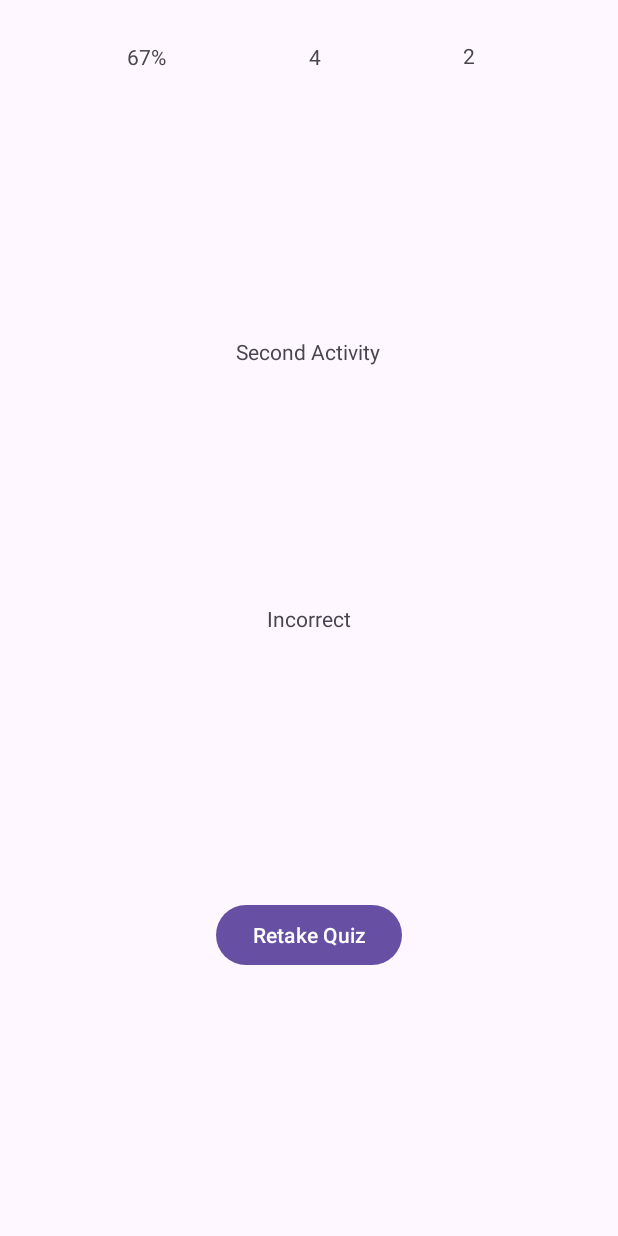
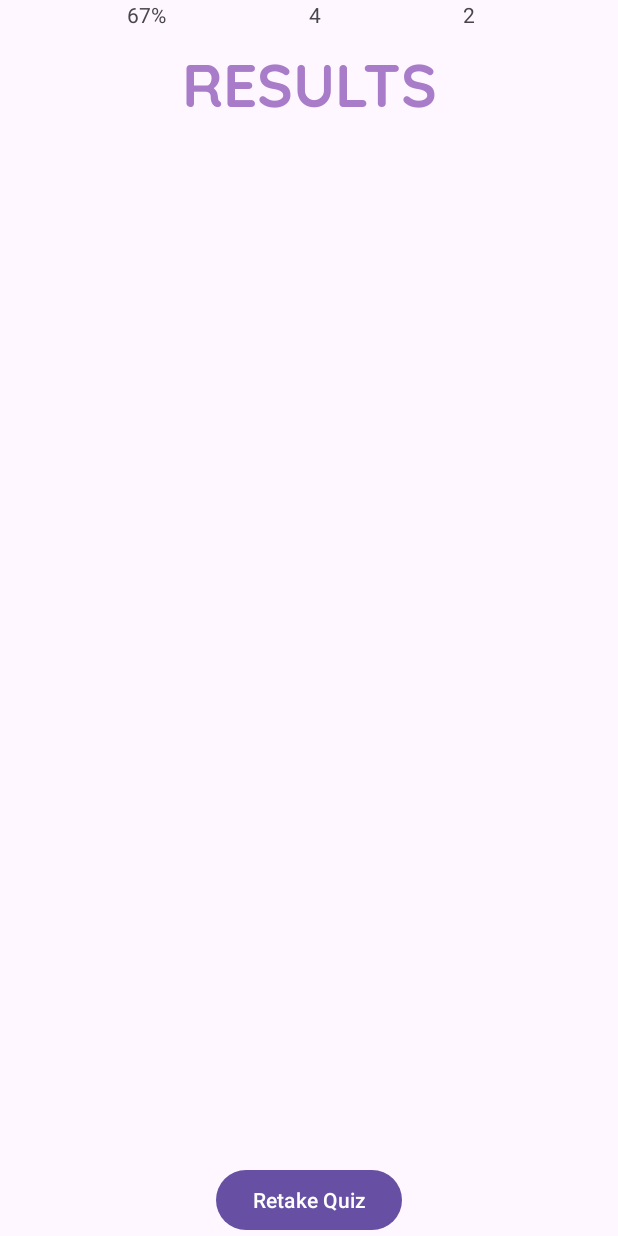
Before and after one commit to florscolari/TECH4300A2, an Android app: the SecondActivity screen opened directly, with no data from a screen before it, on a phone screen of 412 x 824 dp. Run offline under Robolectric (Android 15) with nearby library versions, the phone set to English and light mode, and no system bars; 2 statements that could not run were skipped.

Commit message:
Results title added

```diff
--- a/app/src/main/res/layout/activity_second.xml
+++ b/app/src/main/res/layout/activity_second.xml
@@ -7,29 +7,19 @@
     android:layout_height="match_parent"
     tools:context=".SecondActivity">
 
+    <!-- Overall Result Section -->
     <TextView
-        android:id="@+id/result"
-        android:layout_width="wrap_content"
+        android:id="@+id/resultTitle"
+        style="@style/title"
+        android:layout_marginTop="24dp"
+        android:layout_width="match_parent"
         android:layout_height="wrap_content"
-        android:text="Result"
-        app:layout_constraintBottom_toBottomOf="parent"
+        app:layout_constraintStart_toStartOf="parent"
         app:layout_constraintEnd_toEndOf="parent"
-        app:layout_constraintStart_toStartOf="parent"
         app:layout_constraintTop_toTopOf="parent"
-        tools:ignore="MissingConstraints" />
+        android:text="@string/resultTitle" />
 
-    <TextView
-        android:id="@+id/textView3"
-        android:layout_width="wrap_content"
-        android:layout_height="wrap_content"
-        android:text="Second Activity"
-        app:layout_constraintBottom_toBottomOf="parent"
-        app:layout_constraintEnd_toEndOf="parent"
-        app:layout_constraintHorizontal_bias="0.498"
-        app:layout_constraintStart_toStartOf="parent"
-        app:layout_constraintTop_toTopOf="parent"
-        app:layout_constraintVertical_bias="0.279"
-        tools:ignore="MissingConstraints" />
+
 
     <TextView
         android:id="@+id/totalScore"
@@ -74,11 +64,10 @@
         android:id="@+id/btn_goto_main_activity"
         android:layout_width="wrap_content"
         android:layout_height="wrap_content"
-        android:text="Retake Quiz"
+        android:text="@string/retakeQuiz"
         app:layout_constraintBottom_toBottomOf="parent"
         app:layout_constraintEnd_toEndOf="parent"
-        app:layout_constraintStart_toStartOf="parent"
-        app:layout_constraintTop_toBottomOf="@+id/result" />
+        app:layout_constraintStart_toStartOf="parent" />
 
 
 </androidx.constraintlayout.widget.ConstraintLayout>
--- a/app/src/main/res/values/strings.xml
+++ b/app/src/main/res/values/strings.xml
@@ -69,4 +69,8 @@
     <string name="q6BtnFalse">False</string>
     <string name="q6Feedback" />
 
+    <!-- Second Activity -->
+    <string name="resultTitle">Results</string>
+    <string name="retakeQuiz">Retake Quiz</string>
+
 </resources>
--- a/app/src/main/res/values/themes.xml
+++ b/app/src/main/res/values/themes.xml
@@ -1,4 +1,4 @@
-<resources>
+<resources xmlns:android="http://schemas.android.com/apk/res/android">
     <!-- Base application theme. -->
     <style name="Base.Theme.TECH4300A2" parent="Theme.Material3.DayNight.NoActionBar">
         <!-- Customize your light theme here. -->
@@ -7,6 +7,16 @@
 
 
     <!-- MATH QUIZ -->
+    <style name="title">
+        <item name="android:textSize">40sp</item>
+        <item name="android:textAllCaps">true</item>
+        <item name="android:gravity">center</item>
+        <item name="android:textStyle">bold</item>
+        <item name="android:textColor">@color/colorPurple</item>
+        <item name="android:paddingHorizontal">3dp</item>
+        <item name="android:fontFamily">@font/quicksand_bold</item>
+    </style>
+
     <style name="heading1">
         <item name="android:textSize">26sp</item>
         <item name="android:textStyle">bold</item>
@@ -29,7 +39,6 @@
         <item name="android:paddingHorizontal">24dp</item>
         <item name="android:fontFamily">@font/quicksand_bold</item>
         <item name="android:textColor">@color/colorPurple</item>
-
     </style>
 
     <style name="question">
```
